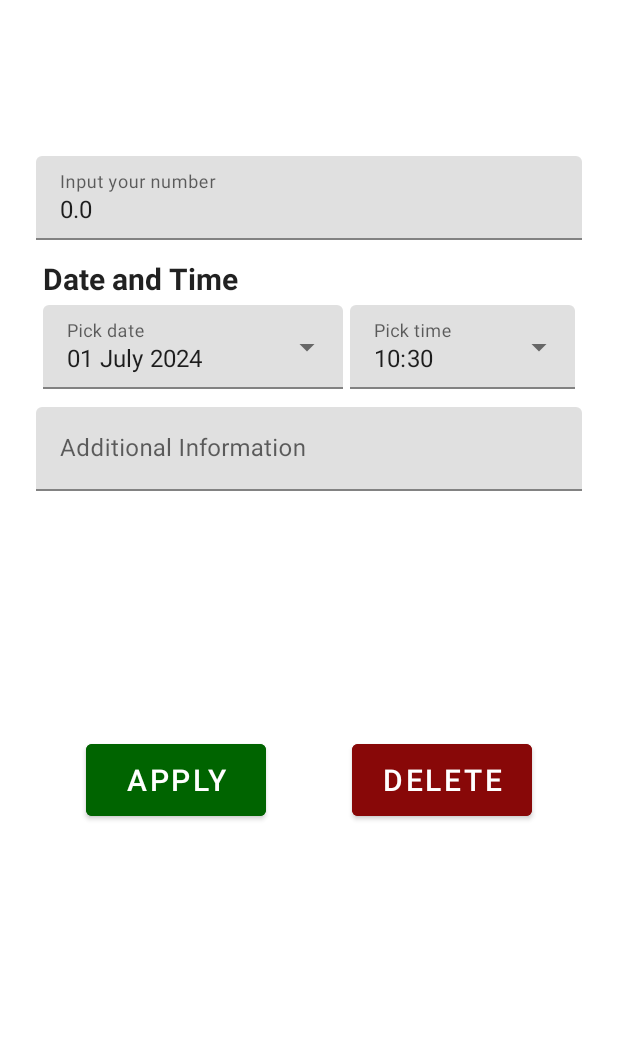
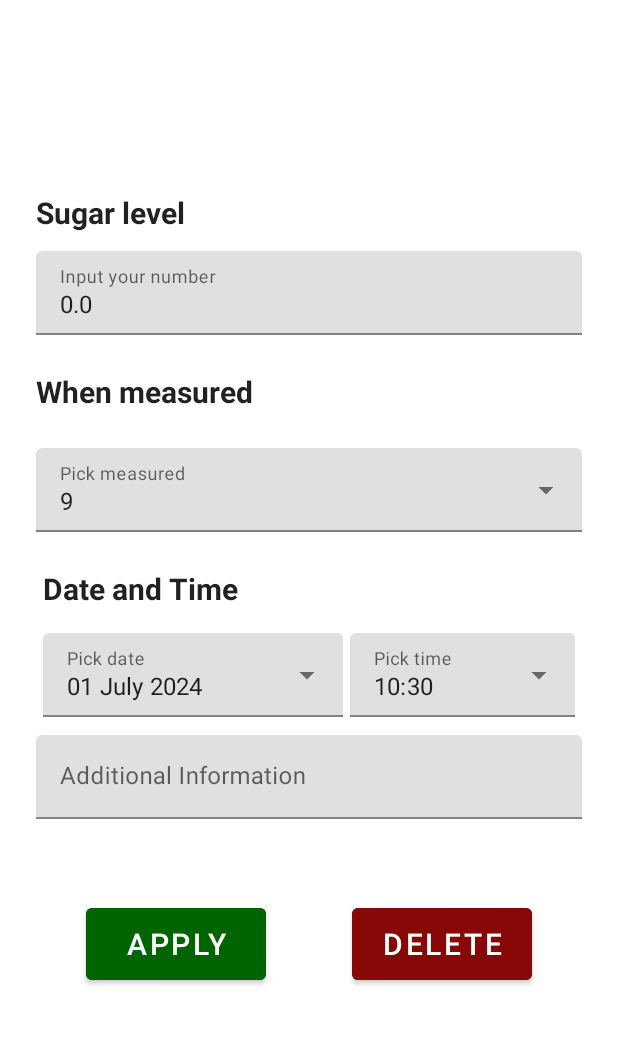
Before and after one commit to AlexKubrick/DiabetesApp, an Android app: the screen it shows after launch (MainActivity), after a tap on "ADD", on a phone screen of 412 x 824 dp, the part 84-1129 px from its top. Run offline under Robolectric (Android 15) with nearby library versions, the phone set to English and light mode, and no system bars; our stand-ins replace Room's generated code; 1 statement that could not run was skipped.

Commit message:
made MeasuredTimeFragment, added new field to the database

```diff
--- a/app/src/main/java/ru/alexkubrick/android/diabetesapp/SugarDataRepository.kt
+++ b/app/src/main/java/ru/alexkubrick/android/diabetesapp/SugarDataRepository.kt
@@ -10,6 +10,7 @@ import kotlinx.coroutines.launch
 import kotlinx.coroutines.withContext
 import ru.alexkubrick.android.diabetesapp.presentation.main.adapter.SugarData
 import ru.alexkubrick.android.diabetesapp.database.SugarDatabase
+import ru.alexkubrick.android.diabetesapp.database.migration_2_3
 import java.util.UUID
 
 class SugarDataRepository private constructor(
@@ -22,7 +23,7 @@ class SugarDataRepository private constructor(
         SugarDatabase::class.java,
         DATABASE_NAME
     )
-//       .createFromAsset(DATABASE_NAME)
+        .addMigrations(migration_2_3)
         .build()
 
     fun getDataList(): Flow<List<SugarData>> = database.sugarDataDao().getDataList()
--- a/app/src/main/java/ru/alexkubrick/android/diabetesapp/database/SugarDataTypeConverters.kt
+++ b/app/src/main/java/ru/alexkubrick/android/diabetesapp/database/SugarDataTypeConverters.kt
@@ -1,6 +1,7 @@
 package ru.alexkubrick.android.diabetesapp.database
 
 import androidx.room.TypeConverter
+import ru.alexkubrick.android.diabetesapp.presentation.main.adapter.MeasurementTime
 import java.util.Date
 
 class SugarDataTypeConverters {
@@ -13,4 +14,5 @@ class SugarDataTypeConverters {
     fun toDate(millisSinceEpoch: Long): Date {
         return Date(millisSinceEpoch)
     }
+
 }
--- a/app/src/main/java/ru/alexkubrick/android/diabetesapp/database/SugarDatabase.kt
+++ b/app/src/main/java/ru/alexkubrick/android/diabetesapp/database/SugarDatabase.kt
@@ -3,10 +3,21 @@ package ru.alexkubrick.android.diabetesapp.database
 import androidx.room.Database
 import androidx.room.RoomDatabase
 import androidx.room.TypeConverters
+import androidx.room.migration.Migration
+import androidx.sqlite.db.SupportSQLiteDatabase
 import ru.alexkubrick.android.diabetesapp.presentation.main.adapter.SugarData
 
-@Database(entities = [SugarData::class], version = 1)
+@Database(entities = [SugarData::class], version = 3)
 @TypeConverters(SugarDataTypeConverters::class)
-abstract class SugarDatabase: RoomDatabase() {
+abstract class SugarDatabase : RoomDatabase() {
     abstract fun sugarDataDao(): SugarDataDao
 }
+
+val migration_2_3 = object : Migration(2, 3) {
+    override fun migrate(database: SupportSQLiteDatabase) {
+        database.execSQL(
+            "ALTER TABLE SugarData ADD COLUMN measurementTime INTEGER NOT NULL DEFAULT 9"
+        )
+    }
+
+}
--- a/app/src/main/java/ru/alexkubrick/android/diabetesapp/presentation/dateDetail/DataDetailFragment.kt
+++ b/app/src/main/java/ru/alexkubrick/android/diabetesapp/presentation/dateDetail/DataDetailFragment.kt
@@ -19,6 +19,7 @@ import kotlinx.coroutines.launch
 import ru.alexkubrick.android.diabetesapp.R
 import ru.alexkubrick.android.diabetesapp.presentation.main.adapter.SugarData
 import ru.alexkubrick.android.diabetesapp.databinding.FragmentDataDetailBinding
+import ru.alexkubrick.android.diabetesapp.presentation.main.adapter.MeasurementTime
 import java.lang.Exception
 import java.text.DateFormat
 import java.text.SimpleDateFormat
@@ -64,12 +65,22 @@ class DataDetailFragment : Fragment() {
 
         setFragmentResultListener(DatePickerFragment.REQUEST_KEY_DATE) { _, bundle ->
             val newDate = bundle.getSerializable(DatePickerFragment.BUNDLE_KEY_DATE) as Date
-            dataDetailViewModel.updateData { it.copy(date = newDate) }
+
+            dataDetailViewModel.updateData {
+                //bug with date and time
+                //it.date.time
+                it.copy(date = newDate)
+            }
         }
 
         setFragmentResultListener(TimePickerFragment.REQUEST_KEY_TIME) { _, bundle ->
             val newDate = bundle.getSerializable(TimePickerFragment.BUNDLE_KEY_TIME) as Date
-            dataDetailViewModel.updateData { it.copy(date = newDate) }
+
+            dataDetailViewModel.updateData {
+                //bug with date and time
+                //it.date.time
+                it.copy(date = newDate)
+            }
         }
 
         binding.sugarLevel.addTextChangedListener(object : TextWatcher {
@@ -95,19 +106,23 @@ class DataDetailFragment : Fragment() {
         _binding = null
     }
 
-    val defaultLocale = Locale.getDefault()
-    val formattedDate = SimpleDateFormat("dd MMMM yyyy", defaultLocale)
-    val formattedTime = SimpleDateFormat("HH:mm", defaultLocale)
+    private val defaultLocale = Locale.getDefault()
+    private val formattedDate = SimpleDateFormat("dd MMMM yyyy", defaultLocale)
+    private val formattedTime = SimpleDateFormat("HH:mm", defaultLocale)
+
     private fun updateUi(sugarData: SugarData) {
         binding.apply {
             sugarLevel.setText(sugarData.sugarLevel.toString())
             description.setText(sugarData.desc)
 
-            datePicker.transformIntoDatePicker(requireContext())
+            datePicker.transformIntoDatePicker()
             datePicker.setText(formattedDate.format(sugarData.date).toString())
 
-            timePicker.transformIntoTimePicker(requireContext())
+            timePicker.transformIntoTimePicker()
             timePicker.setText(formattedTime.format(sugarData.date.time))
+
+            measuredPicker.transformIntoMeasurementPicker()
+            measuredPicker.setText(sugarData.measurementTime.toString())
 
             binding.btnDelete.setOnClickListener {
                 viewLifecycleOwner.lifecycleScope.launch {
@@ -123,6 +138,7 @@ class DataDetailFragment : Fragment() {
             dataDetailViewModel.updateData { oldData ->
                 var sugarLevel = 0.0F
                 val description = binding.description.text.toString()
+                val measurementTime = binding.measuredPicker.tag as MeasurementTime
                 try {
                     sugarLevel = binding.sugarLevel.text.toString().toFloat()
                 } catch (e: Exception) {
@@ -130,7 +146,8 @@ class DataDetailFragment : Fragment() {
                 }
                 oldData.copy(
                     desc = description,
-                    sugarLevel = sugarLevel
+                    sugarLevel = sugarLevel,
+                    measurementTime = measurementTime.ordinal
                 )
             }
             dataDetailViewModel.updateDataInRepository()
@@ -163,7 +180,7 @@ class DataDetailFragment : Fragment() {
         return rFinal
     }
 
-    private fun EditText.transformIntoDatePicker(context: Context) {
+    private fun EditText.transformIntoDatePicker() {
         isFocusableInTouchMode = false
         isClickable = true
         isFocusable = false
@@ -175,7 +192,7 @@ class DataDetailFragment : Fragment() {
         }
     }
 
-    private fun EditText.transformIntoTimePicker(context: Context) {
+    private fun EditText.transformIntoTimePicker() {
         isFocusableInTouchMode = false
         isClickable = true
         isFocusable = false
@@ -185,6 +202,22 @@ class DataDetailFragment : Fragment() {
             timePickerFragment.show(parentFragmentManager, null)
         }
     }
+
+    private fun EditText.transformIntoMeasurementPicker() {
+        isFocusableInTouchMode = false
+        isClickable = true
+        isFocusable = false
+
+        setOnClickListener {
+            val dialog = MeasurementTimeDialogFragment()
+            dialog.setOnMeasurementTimeSelectedListener { selectedTime ->
+                tag = selectedTime
+               setText(selectedTime.name)
+            }
+            dialog.show(parentFragmentManager, "MeasurementTimeDialog")
+        }
+    }
+
 
     companion object {
         private const val ARG_DATA_ID = "dataId"
--- a/app/src/main/java/ru/alexkubrick/android/diabetesapp/presentation/main/JournalListFragment.kt
+++ b/app/src/main/java/ru/alexkubrick/android/diabetesapp/presentation/main/JournalListFragment.kt
@@ -14,6 +14,7 @@ import kotlinx.coroutines.launch
 import ru.alexkubrick.android.diabetesapp.presentation.main.adapter.JournalListAdapter
 import ru.alexkubrick.android.diabetesapp.presentation.main.adapter.SugarData
 import ru.alexkubrick.android.diabetesapp.databinding.FragmentJournalListBinding
+import ru.alexkubrick.android.diabetesapp.presentation.main.adapter.MeasurementTime
 import java.util.Date
 import java.util.UUID
 
@@ -73,7 +74,8 @@ class JournalListFragment: Fragment() {
             id = UUID.randomUUID(),
             sugarLevel = 0.0F,
             date = Date(),
-            desc = ""
+            desc = "",
+            measurementTime = MeasurementTime.OTHER.ordinal
         )
         viewLifecycleOwner.lifecycleScope.launch {
             viewModel.addData(newData)
--- a/app/src/main/java/ru/alexkubrick/android/diabetesapp/presentation/main/adapter/SugarData.kt
+++ b/app/src/main/java/ru/alexkubrick/android/diabetesapp/presentation/main/adapter/SugarData.kt
@@ -10,5 +10,19 @@ data class SugarData(
     @PrimaryKey val id: UUID,
     val sugarLevel: Float,
     val date: Date,
-    val desc: String
+    val desc: String,
+    val measurementTime: Int
 )
+
+enum class MeasurementTime {
+    BEFORE_BREAKFAST,
+    BREAKFAST,
+    AFTER_BREAKFAST,
+    BEFORE_LUNCH,
+    LUNCH,
+    AFTER_LUNCH,
+    BEFORE_DINNER,
+    DINNER,
+    AFTER_DINNER,
+    OTHER
+}
--- a/app/src/main/res/layout/fragment_data_detail.xml
+++ b/app/src/main/res/layout/fragment_data_detail.xml
@@ -13,6 +13,20 @@
         android:padding="24dp"
         app:layout_constraintTop_toTopOf="parent">
 
+        <TextView
+            android:id="@+id/sugarLevelTitle"
+            style="@style/TextAppearance.MaterialComponents.Headline5"
+            android:layout_width="0dp"
+            android:layout_height="wrap_content"
+            android:layout_marginTop="12dp"
+            android:text="Sugar level"
+            android:textSize="20sp"
+            android:textStyle="bold"
+            app:layout_constraintBottom_toTopOf="@id/sugarLevelLayout"
+            app:layout_constraintEnd_toEndOf="parent"
+            app:layout_constraintStart_toStartOf="parent"
+            app:layout_constraintTop_toTopOf="parent" />
+
         <com.google.android.material.textfield.TextInputLayout
             android:id="@+id/sugarLevelLayout"
             android:layout_width="match_parent"
@@ -22,13 +36,50 @@
             android:textSize="20sp"
             app:layout_constraintEnd_toEndOf="parent"
             app:layout_constraintStart_toStartOf="parent"
-            app:layout_constraintTop_toTopOf="parent">
+            app:layout_constraintTop_toBottomOf="@id/sugarLevelTitle"
+            app:layout_constraintBottom_toTopOf="@id/measureTitle">
 
             <com.google.android.material.textfield.TextInputEditText
                 android:id="@+id/sugarLevel"
                 android:layout_width="match_parent"
                 android:layout_height="wrap_content"
-                android:inputType="numberDecimal"/>
+                android:inputType="numberDecimal" />
+
+        </com.google.android.material.textfield.TextInputLayout>
+
+        <TextView
+            android:id="@+id/measureTitle"
+            style="@style/TextAppearance.MaterialComponents.Headline5"
+            android:layout_width="0dp"
+            android:layout_height="wrap_content"
+            android:layout_marginTop="12dp"
+            android:text="When measured"
+            android:textSize="20sp"
+            android:textStyle="bold"
+            app:layout_constraintBottom_toTopOf="@id/measuredPickerLayout"
+            app:layout_constraintEnd_toEndOf="parent"
+            app:layout_constraintStart_toStartOf="parent"
+            app:layout_constraintTop_toBottomOf="@id/sugarLevelLayout" />
+
+        <com.google.android.material.textfield.TextInputLayout
+            android:id="@+id/measuredPickerLayout"
+            android:layout_width="0dp"
+            android:layout_height="wrap_content"
+            android:layout_marginTop="12dp"
+            android:hint="Pick measured"
+            app:endIconDrawable="@drawable/ic_arrow_down"
+            app:endIconMode="custom"
+            app:layout_constraintBottom_toTopOf="@id/timeTitle"
+            app:layout_constraintEnd_toEndOf="parent"
+            app:layout_constraintStart_toStartOf="parent"
+            app:layout_constraintTop_toBottomOf="@id/measureTitle">
+
+            <com.google.android.material.textfield.TextInputEditText
+                android:id="@+id/measuredPicker"
+                android:layout_width="match_parent"
+                android:layout_height="wrap_content"
+                android:focusable="true"
+                android:focusableInTouchMode="true" />
 
         </com.google.android.material.textfield.TextInputLayout>
 
@@ -44,7 +95,7 @@
             app:layout_constraintBottom_toTopOf="@id/datePickerLayout"
             app:layout_constraintEnd_toEndOf="@id/timePickerLayout"
             app:layout_constraintStart_toStartOf="@id/datePickerLayout"
-            app:layout_constraintTop_toBottomOf="@id/sugarLevelLayout" />
+            app:layout_constraintTop_toBottomOf="@id/measuredPickerLayout" />
 
         <com.google.android.material.textfield.TextInputLayout
             android:id="@+id/datePickerLayout"
@@ -90,6 +141,7 @@
 
         </com.google.android.material.textfield.TextInputLayout>
 
+
         <com.google.android.material.textfield.TextInputLayout
             android:id="@+id/descriptionLayout"
             android:layout_width="0dp"
@@ -102,7 +154,7 @@
             app:layout_constraintBottom_toBottomOf="parent"
             app:layout_constraintEnd_toEndOf="parent"
             app:layout_constraintStart_toStartOf="parent"
-            app:layout_constraintTop_toBottomOf="@id/datePickerLayout">
+            app:layout_constraintTop_toBottomOf="@id/timePickerLayout">
 
             <com.google.android.material.textfield.TextInputEditText
                 android:id="@+id/description"
--- a/app/src/main/res/values/strings.xml
+++ b/app/src/main/res/values/strings.xml
@@ -17,4 +17,5 @@
     <string name="input_your_number">Input your number</string>
     <string name="date_and_time">Date and Time</string>
     <string name="statistics">Statistics</string>
+    <string name="date_time_format">%1$s %2$s</string>
 </resources>
```
Also changed, not shown: app/src/main/java/ru/alexkubrick/android/diabetesapp/presentation/dateDetail/MeasurementTimeDialog.kt (added, +43 -0 lines), app/src/main/java/ru/alexkubrick/android/diabetesapp/presentation/main/adapter/JournalListAdapter.kt (+7 -1 lines).
